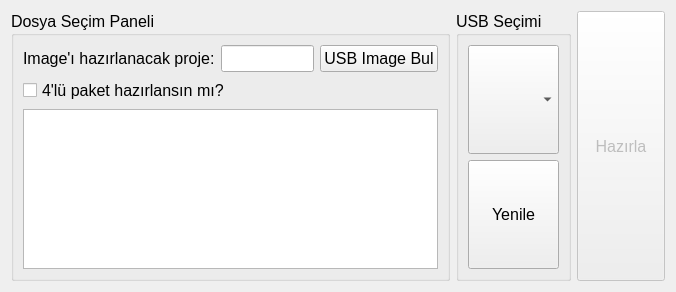
Before: the Qt Designer form ui/image_creator_screen.ui in cihansenyuz/system_controller, drawn with Qt 5.
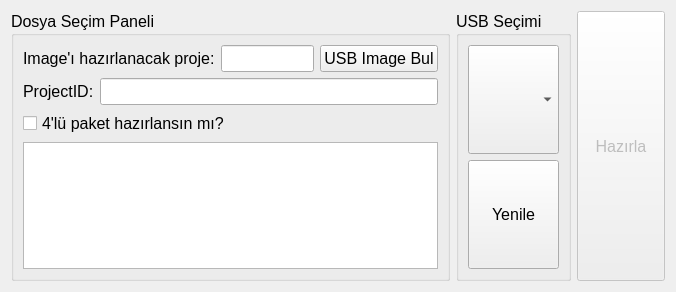
After: the same form once the commit is applied.

Commit message: implement finding file logics

```diff
--- a/ui/image_creator_screen.ui
+++ b/ui/image_creator_screen.ui
@@ -24,7 +24,7 @@
      <property name="title">
       <string>Dosya Seçim Paneli</string>
      </property>
-     <layout class="QVBoxLayout" name="verticalLayout" stretch="0,0,0">
+     <layout class="QVBoxLayout" name="verticalLayout" stretch="0,0,0,0">
       <item>
        <layout class="QHBoxLayout" name="horizontalLayout_2" stretch="1,1,1">
         <item>
@@ -72,6 +72,18 @@
       <item>
        <layout class="QHBoxLayout" name="horizontalLayout_3">
         <item>
+         <widget class="QLabel" name="label_2">
+          <property name="text">
+           <string>ProjectID:</string>
+          </property>
+         </widget>
+        </item>
+        <item>
+         <widget class="QLineEdit" name="lineEdit"/>
+        </item>
+       </layout>
+      </item>
+      <item>
          <widget class="QCheckBox" name="checkBox">
           <property name="layoutDirection">
            <enum>Qt::LeftToRight</enum>
@@ -80,8 +92,6 @@
            <string>4'lü paket hazırlansın mı?</string>
           </property>
          </widget>
-        </item>
-       </layout>
       </item>
       <item>
        <widget class="QPlainTextEdit" name="infoMessages"/>
```
Lines whose indentation alone changed are shown as unchanged. The commit also changes 2 other files.
